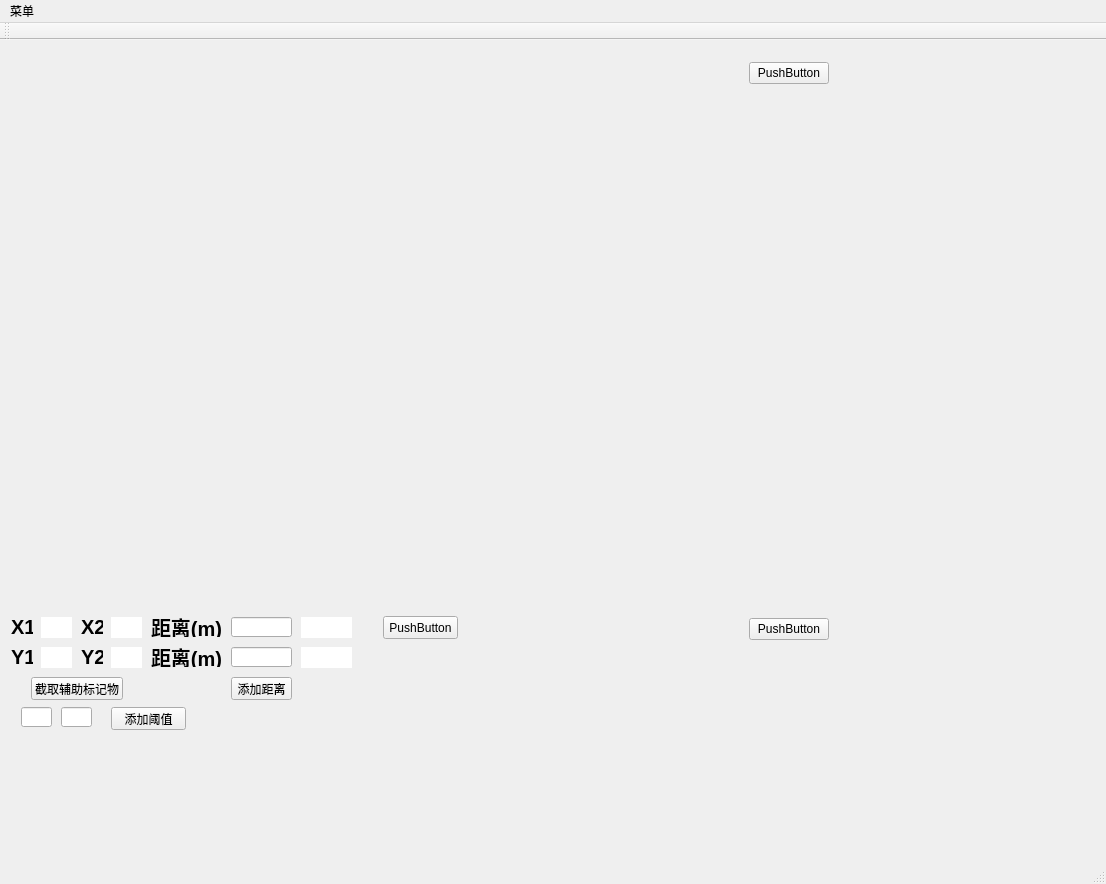
The window that mainUI.ui (yurunyang1998/FIreAnalysis) describes before a commit, drawn with Qt 5.
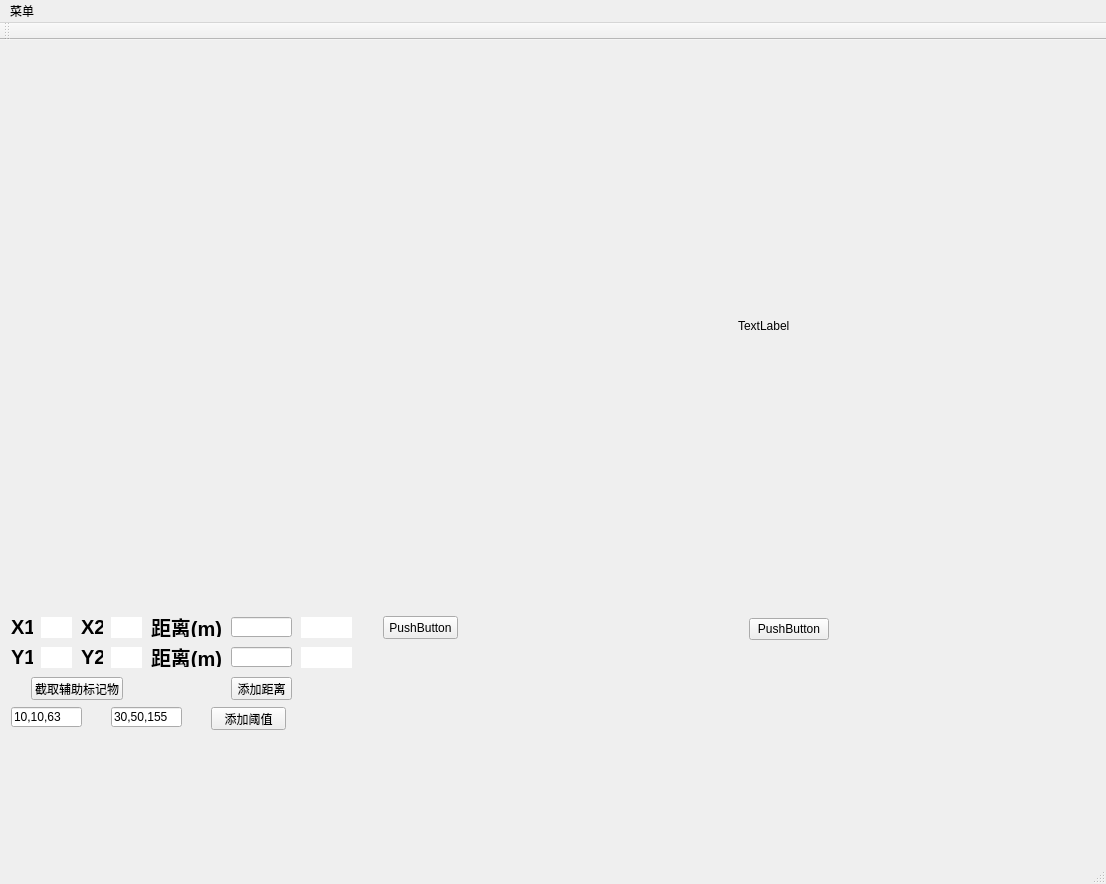
The same window after the commit. Custom widgets are drawn as their Qt base class.

What changed in the file:
```diff
--- a/mainUI.ui
+++ b/mainUI.ui
@@ -41,19 +41,6 @@
       </widget>
      </widget>
     </item>
-    <item row="0" column="2">
-     <widget class="QWidget" name="widget_3" native="true">
-      <layout class="QFormLayout" name="formLayout_3">
-       <item row="0" column="0">
-        <widget class="QPushButton" name="pushButton_4">
-         <property name="text">
-          <string>PushButton</string>
-         </property>
-        </widget>
-       </item>
-      </layout>
-     </widget>
-    </item>
     <item row="1" column="2">
      <widget class="QWidget" name="widget_5" native="true">
       <property name="minimumSize">
@@ -374,22 +361,28 @@
       <widget class="QLineEdit" name="lineEdit_3">
        <property name="geometry">
         <rect>
-         <x>10</x>
+         <x>0</x>
          <y>100</y>
-         <width>31</width>
+         <width>71</width>
          <height>20</height>
         </rect>
        </property>
+       <property name="text">
+        <string>10,10,63</string>
+       </property>
       </widget>
       <widget class="QLineEdit" name="lineEdit_4">
        <property name="geometry">
         <rect>
-         <x>50</x>
+         <x>100</x>
          <y>100</y>
-         <width>31</width>
+         <width>71</width>
          <height>20</height>
         </rect>
        </property>
+       <property name="text">
+        <string>30,50,155</string>
+       </property>
       </widget>
       <widget class="QLabel" name="label_14">
        <property name="geometry">
@@ -407,7 +400,7 @@
       <widget class="QPushButton" name="pushButton_7">
        <property name="geometry">
         <rect>
-         <x>100</x>
+         <x>200</x>
          <y>100</y>
          <width>75</width>
          <height>23</height>
@@ -419,6 +412,13 @@
       </widget>
      </widget>
     </item>
+    <item row="0" column="2">
+     <widget class="QLabel" name="label_15">
+      <property name="text">
+       <string>TextLabel</string>
+      </property>
+     </widget>
+    </item>
    </layout>
   </widget>
   <widget class="QStatusBar" name="statusBar"/>
```
